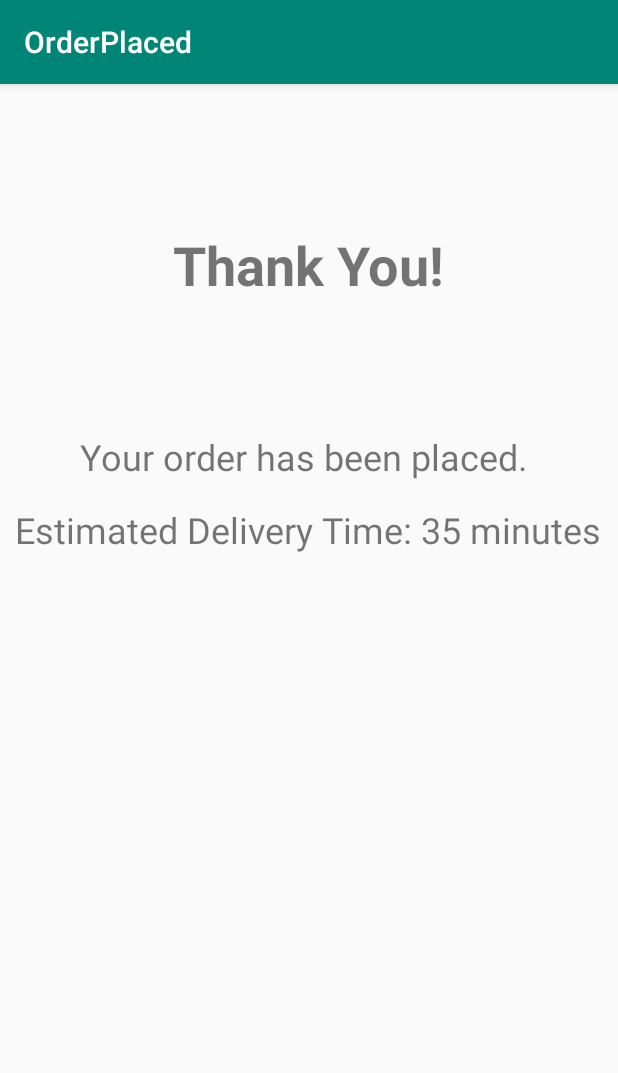
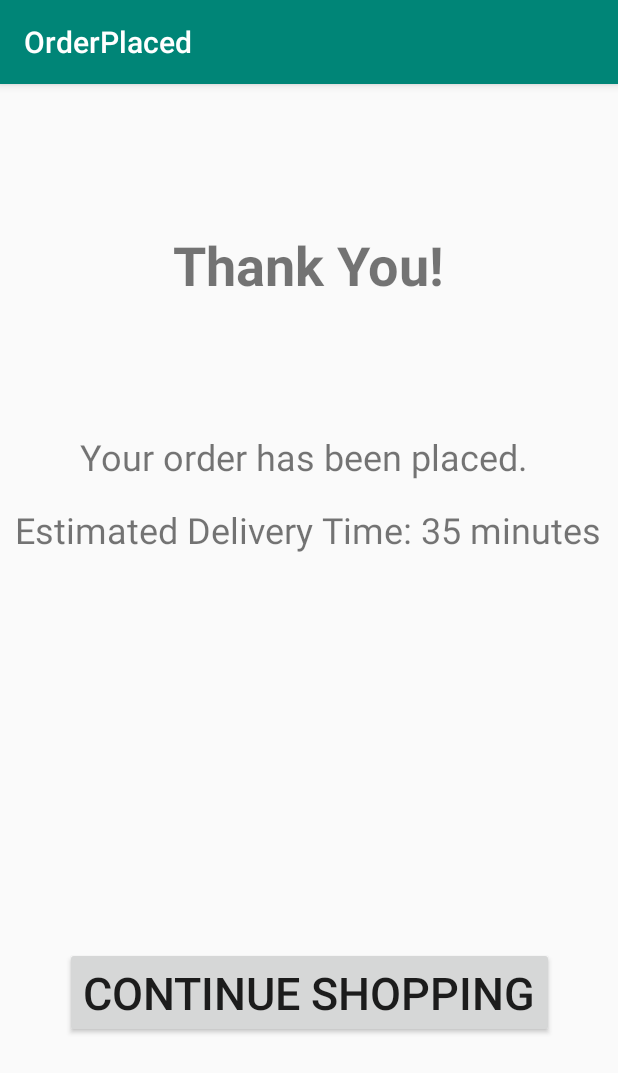
Before and after one commit to cottre54/Hello_World, an Android app: the OrderPlaced screen opened directly, with no data from a screen before it, on a phone screen of 412 x 824 dp. Shown: the top 1073 px of the screen. Run offline under Robolectric (Android 15) with nearby library versions, the phone set to English and light mode, and no system bars.

Commit message:
Added button to continue shopping

```diff
--- a/DankDelivery/app/src/main/java/com/example/dankdelivery/OrderPlaced.java
+++ b/DankDelivery/app/src/main/java/com/example/dankdelivery/OrderPlaced.java
@@ -1,5 +1,6 @@
 package com.example.dankdelivery;
 
+import android.content.Intent;
 import android.os.Bundle;
 import android.support.design.widget.FloatingActionButton;
 import android.support.design.widget.Snackbar;
@@ -7,6 +8,7 @@ import android.support.v7.app.AppCompatActivity;
 import android.support.v7.widget.Toolbar;
 import android.view.View;
 import android.widget.Button;
+import android.content.Intent;
 
 public class OrderPlaced extends AppCompatActivity {
 
@@ -17,7 +19,20 @@ public class OrderPlaced extends AppCompatActivity {
         Toolbar toolbar = findViewById(R.id.toolbar);
         setSupportActionBar(toolbar);
 
+        Button btn_ContinueShopping = (Button) findViewById(R.id.button_ContinueShopping);
+
+        btn_ContinueShopping.setOnClickListener(new View.OnClickListener() {
+            @Override
+            public void onClick(View v) {
+                openStrainsNearYou();
+            }
+
+        });
 
     }
 
+    public void openStrainsNearYou() {
+        Intent intent = new Intent(this, StrainsNearYou.class);
+        startActivity(intent);
+    }
 }
--- a/DankDelivery/app/src/main/res/layout/content_order_placed.xml
+++ b/DankDelivery/app/src/main/res/layout/content_order_placed.xml
@@ -53,4 +53,19 @@
         app:layout_constraintEnd_toEndOf="parent"
         app:layout_constraintStart_toStartOf="parent"
         app:layout_constraintTop_toBottomOf="@+id/textView3" />
+
+    <Button
+        android:id="@+id/button_ContinueShopping"
+        android:layout_width="wrap_content"
+        android:layout_height="wrap_content"
+        android:layout_marginStart="42dp"
+        android:layout_marginLeft="42dp"
+        android:layout_marginEnd="42dp"
+        android:layout_marginRight="42dp"
+        android:layout_marginBottom="132dp"
+        android:text="Continue Shopping"
+        android:textSize="30sp"
+        app:layout_constraintBottom_toBottomOf="parent"
+        app:layout_constraintEnd_toEndOf="parent"
+        app:layout_constraintStart_toStartOf="parent" />
 </android.support.constraint.ConstraintLayout>
```
